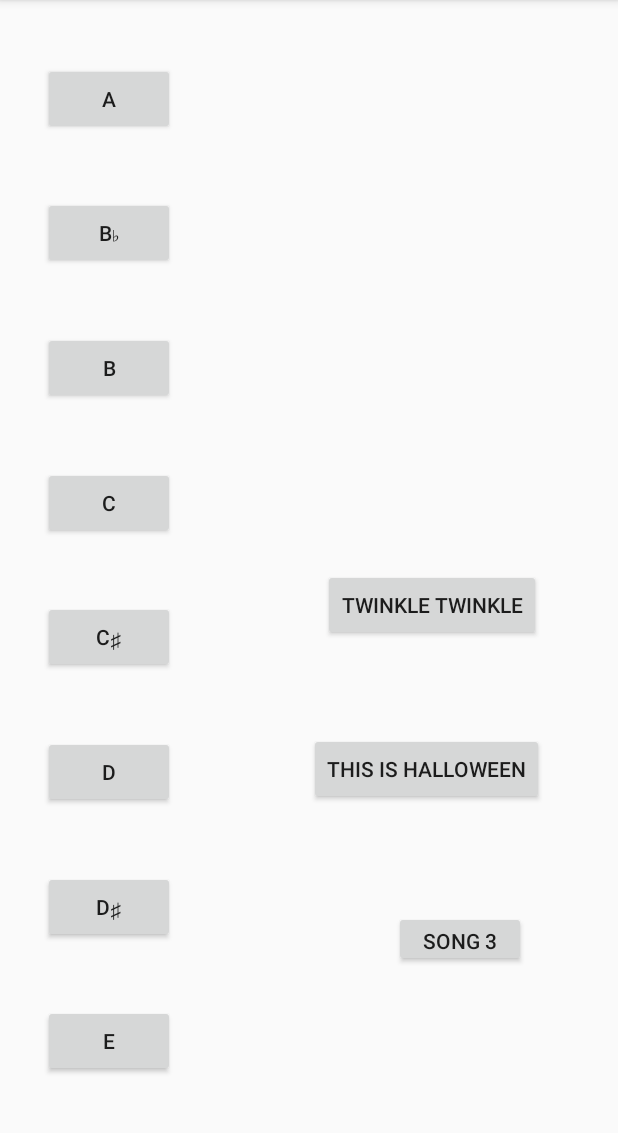
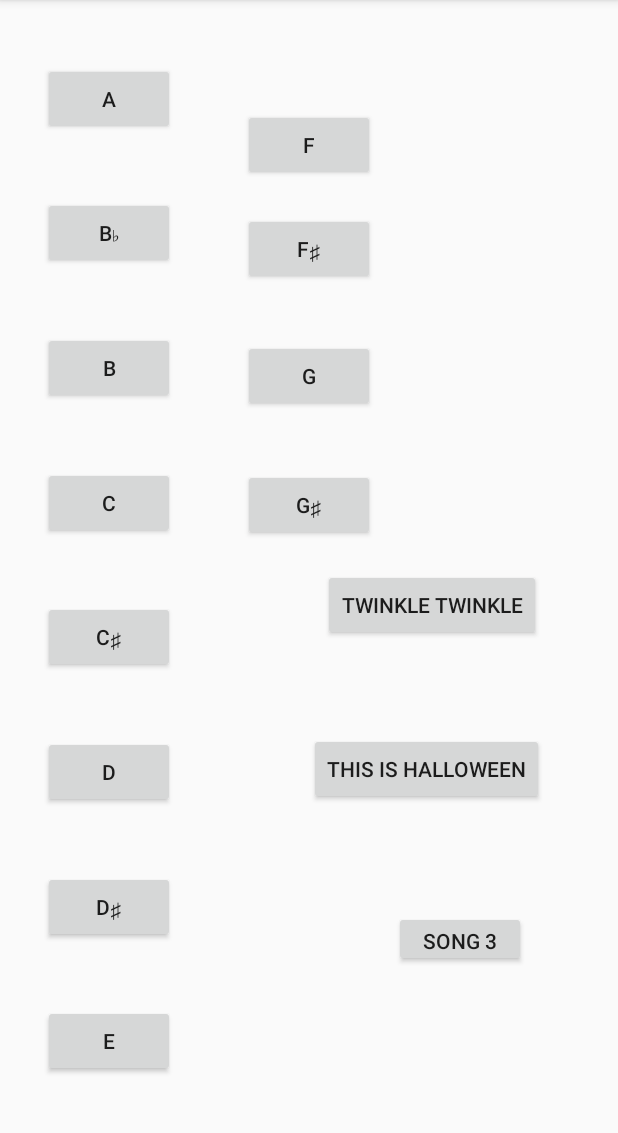
Before and after one commit to katherineanthony/Soundsdeboard, an Android app: the screen it shows after launch (SoundsActivity), after a tap on "TWINKLE TWINKLE", on a phone screen of 412 x 824 dp, the part 84-1217 px from its top. Run offline under Robolectric (Android 15) with nearby library versions, the phone set to English and light mode, and no system bars.

Commit message:
it worked but not really bc idk what made it work but twinkle twinkle on crack was working so i meannnnn

```diff
--- a/app/src/main/java/com/example/SoundBoardActivity/Song.java
+++ b/app/src/main/java/com/example/SoundBoardActivity/Song.java
@@ -5,6 +5,7 @@ import android.media.SoundPool;
 public class Song {
     private int[] notes;
     private int[] delay;
+    private SoundPool soundPool;
 
     public Song(int[] n, int[] delay)
     {
@@ -18,6 +19,13 @@ public class Song {
         return delay[space];
     }
 
+    private void delay(int millisDelay) {
+        try{
+            Thread.sleep(millisDelay);}
+        catch (InterruptedException e){
+            e.printStackTrace();
+        }
+    }
     public int[] getDelay() {
         return delay;
     }
@@ -35,7 +43,13 @@ public class Song {
         return notes[number];
     }
 
-    public void setNotes(int[] notes) {
+    /*
+        public void setNotes(int[] notes) {
         this.notes = notes;
+        }
+        */
+
+    public int play(int space){
+        return notes[space];
     }
 }
--- a/app/src/main/java/com/example/SoundBoardActivity/SoundsActivity.java
+++ b/app/src/main/java/com/example/SoundBoardActivity/SoundsActivity.java
@@ -20,6 +20,15 @@ public class SoundsActivity extends AppCompatActivity implements View.OnClickLis
     private Button buttonA;
     private Button buttonBflat;
     private Button buttonB;
+    private Button buttonC;
+    private Button buttonCsharp;
+    private Button buttonD;
+    private Button buttonDsharp;
+    private Button buttonE;
+    private Button buttonF;
+    private Button buttonFsharp;
+    private Button buttonG;
+    private Button buttonGsharp;
     private Button buttonSong1;
     private Button buttonSong2;
     private Button buttonSong3;
@@ -27,14 +36,20 @@ public class SoundsActivity extends AppCompatActivity implements View.OnClickLis
     private int bNote;
     private int bflatNote;
     private int cNote;
+    private int csharpNote;
     private int dNote;
+    private int dsharpNote;
     private int eNote;
+    private int fNote;
+    private int fsharpNote;
     private int gNote;
+    private int gsharpNote;
     private Song stressInducingSong;
     private SoundPool soundPool;
     private boolean loaded;
     private Map<Integer,Integer> noteMap;
-    int[] notes = new int[] {gNote, gNote, dNote, dNote, eNote, dNote};
+    int[] stressInducingNotes = new int[] {gNote, gNote, dNote, dNote, eNote, dNote};
+    int[] stressInducingDelays = new int[] {1000,1000,1000,1000,1000,2000};
 
 
 
@@ -45,12 +60,10 @@ public class SoundsActivity extends AppCompatActivity implements View.OnClickLis
         wireWidgets();
         loaded = false;
 
-        //stressInducingSong = new Song(new int[] {gNote, gNote,dNote,dNote,eNote,dNote}, new int[] {1000,1000,1000,1000,1000,2000});
-
         loadSoundPool();
-        liamsuckssetListeners();
+        setListeners();
         //int[] notes = new int[] {gNote, gNote, dNote, dNote, eNote, dNote};
-        stressInducingSong = new Song(notes, new int[] {1000,1000,1000,1000,1000,2000});
+        stressInducingSong = new Song(stressInducingNotes, stressInducingDelays);
     }
 
     private void loadSoundPool() {
@@ -59,25 +72,48 @@ public class SoundsActivity extends AppCompatActivity implements View.OnClickLis
         bNote = soundPool.load(this, R.raw.scaleb,1);
         bflatNote = soundPool.load(this, R.raw.scalebb,1);
         cNote = soundPool.load(this, R.raw.scalec,1);
+        csharpNote = soundPool.load(this, R.raw.scalecs,1);
         dNote = soundPool.load(this, R.raw.scaled,1);
+        dsharpNote = soundPool.load(this, R.raw.scaleds,1);
         eNote = soundPool.load(this, R.raw.scalee,1);
+        fNote = soundPool.load(this, R.raw.scalef,1);
+        fsharpNote = soundPool.load(this, R.raw.scalefs,1);
         gNote = soundPool.load(this, R.raw.scaleg,1);
+        gsharpNote = soundPool.load(this, R.raw.scalegs,1);
+        //eNote = soundPool.load(this, R.raw.scalee,1);
         loaded = true;
 
         noteMap = new HashMap<>();
         noteMap.put(buttonA.getId(), aNote);
         noteMap.put(buttonB.getId(), bNote);
-        noteMap.put(buttonBflat.getId(), bNote);
+        noteMap.put(buttonBflat.getId(), bflatNote);
+        noteMap.put(buttonC.getId(), cNote);
+        noteMap.put(buttonCsharp.getId(), csharpNote);
+        noteMap.put(buttonD.getId(), dNote);
+        noteMap.put(buttonDsharp.getId(), dsharpNote);
+        noteMap.put(buttonE.getId(), eNote);
+        noteMap.put(buttonF.getId(), fNote);
+        noteMap.put(buttonFsharp.getId(), fsharpNote);
+        noteMap.put(buttonG.getId(), gNote);
+        noteMap.put(buttonGsharp.getId(), gsharpNote);
 
     }
 
 
-    private void liamsuckssetListeners() {
+    private void setListeners() {
         KeyBoardListener keyBoardListener = new KeyBoardListener();
         buttonA.setOnClickListener(keyBoardListener);
         buttonB.setOnClickListener(keyBoardListener);
         buttonBflat.setOnClickListener(keyBoardListener);
-
+        buttonC.setOnClickListener(keyBoardListener);
+        buttonCsharp.setOnClickListener(keyBoardListener);
+        buttonD.setOnClickListener(keyBoardListener);
+        buttonDsharp.setOnClickListener(keyBoardListener);
+        buttonE.setOnClickListener(keyBoardListener);
+        buttonF.setOnClickListener(keyBoardListener);
+        buttonFsharp.setOnClickListener(keyBoardListener);
+        buttonG.setOnClickListener(keyBoardListener);
+        buttonGsharp.setOnClickListener(keyBoardListener);
         buttonSong1.setOnClickListener(this);
         buttonSong2.setOnClickListener(this);
         buttonSong3.setOnClickListener(this);
@@ -95,6 +131,15 @@ public class SoundsActivity extends AppCompatActivity implements View.OnClickLis
         buttonA=findViewById(R.id.button_main_a);
         buttonB=findViewById(R.id.button_main_b);
         buttonBflat=findViewById(R.id.button_main_bflat);
+        buttonC=findViewById(R.id.button_main_c);
+        buttonCsharp=findViewById(R.id.button_main_csharp);
+        buttonD=findViewById(R.id.button_main_d);
+        buttonDsharp=findViewById(R.id.button_main_dsharp);
+        buttonE=findViewById(R.id.button_main_e);
+        buttonF=findViewById(R.id.button_main_f);
+        buttonFsharp=findViewById(R.id.button_main_fsharp);
+        buttonG=findViewById(R.id.button_main_g);
+        buttonGsharp=findViewById(R.id.button_main_gsharp);
         buttonSong1 = findViewById(R.id.button_main_song1);
         buttonSong2 = findViewById(R.id.button_main_song2);
         buttonSong3 = findViewById(R.id.button_main_song3);
@@ -106,18 +151,20 @@ public class SoundsActivity extends AppCompatActivity implements View.OnClickLis
         switch (view.getId())
         {
             case R.id.button_main_song1: {
-                if(loaded){
-                    for(int n: notes){
-                        soundPool.play(stressInducingSong.getNotes(n), 1,1,1,0,1f);
-                        delay(stressInducingSong.getDelay(n));
-
-                    }
-                break;}}
+                if(loaded) {
+                    for (int s = 0; s < stressInducingSong.getNotes().length; s++){
+                        //delay(50);
+                        soundPool.play(stressInducingSong.play(s), 1, 1, 1, 0, 1f);
+                        delay(stressInducingDelays[s]);}
+                }
+                break;}
             //case R.id.button_main_song2: {
                //if(loaded){
 
-                //}
-            //}
+
+                //stressInducingSong.play();
+                //break;     }
+
             case R.id.button_main_song3: {
                 soundPool.play(bflatNote, 1, 1, 1, 0, 1f);
                 break;}
--- a/app/src/main/res/layout/activity_sounds.xml
+++ b/app/src/main/res/layout/activity_sounds.xml
@@ -15,6 +15,7 @@
         android:text="@string/main_akey"
         app:layout_constraintBottom_toTopOf="@+id/button_main_bflat"
         app:layout_constraintEnd_toEndOf="parent"
+        app:layout_constraintHorizontal_bias="1.0"
         app:layout_constraintStart_toStartOf="parent"
         app:layout_constraintTop_toTopOf="parent" />
 
@@ -27,6 +28,7 @@
         android:text="@string/main_bflat"
         app:layout_constraintBottom_toTopOf="@+id/button_main_b"
         app:layout_constraintEnd_toEndOf="parent"
+        app:layout_constraintHorizontal_bias="1.0"
         app:layout_constraintStart_toStartOf="parent"
         app:layout_constraintTop_toBottomOf="@+id/button_main_a" />
 
@@ -149,4 +151,63 @@
         app:layout_constraintStart_toStartOf="parent"
         app:layout_constraintTop_toBottomOf="@+id/button_main_dsharp" />
 
+    <Button
+        android:id="@+id/button_main_f"
+        android:layout_width="wrap_content"
+        android:layout_height="wrap_content"
+        android:layout_marginStart="8dp"
+        android:layout_marginTop="8dp"
+        android:layout_marginEnd="8dp"
+        android:layout_marginBottom="647dp"
+        android:text="@string/main_fkey"
+        app:layout_constraintBottom_toBottomOf="parent"
+        app:layout_constraintEnd_toEndOf="parent"
+        app:layout_constraintHorizontal_bias="0.501"
+        app:layout_constraintStart_toStartOf="parent"
+        app:layout_constraintTop_toTopOf="parent"
+        app:layout_constraintVertical_bias="1.0" />
+
+    <Button
+        android:id="@+id/button_main_fsharp"
+        android:layout_width="wrap_content"
+        android:layout_height="wrap_content"
+        android:layout_marginStart="8dp"
+        android:layout_marginTop="123dp"
+        android:layout_marginEnd="8dp"
+        android:layout_marginBottom="560dp"
+        android:text="@string/main_fsharpkey"
+        app:layout_constraintBottom_toBottomOf="parent"
+        app:layout_constraintEnd_toEndOf="parent"
+        app:layout_constraintHorizontal_bias="0.501"
+        app:layout_constraintStart_toStartOf="parent"
+        app:layout_constraintTop_toTopOf="parent" />
+
+    <Button
+        android:id="@+id/button_main_g"
+        android:layout_width="wrap_content"
+        android:layout_height="wrap_content"
+        android:layout_marginStart="8dp"
+        android:layout_marginTop="208dp"
+        android:layout_marginEnd="8dp"
+        android:layout_marginBottom="475dp"
+        android:text="@string/main_gkey"
+        app:layout_constraintBottom_toBottomOf="parent"
+        app:layout_constraintEnd_toEndOf="parent"
+        app:layout_constraintStart_toStartOf="parent"
+        app:layout_constraintTop_toTopOf="parent" />
+
+    <Button
+        android:id="@+id/button_main_gsharp"
+        android:layout_width="wrap_content"
+        android:layout_height="wrap_content"
+        android:layout_marginStart="8dp"
+        android:layout_marginTop="294dp"
+        android:layout_marginEnd="8dp"
+        android:layout_marginBottom="389dp"
+        android:text="@string/main_ghsarpkey"
+        app:layout_constraintBottom_toBottomOf="parent"
+        app:layout_constraintEnd_toEndOf="parent"
+        app:layout_constraintStart_toStartOf="parent"
+        app:layout_constraintTop_toTopOf="parent" />
+
 </androidx.constraintlayout.widget.ConstraintLayout>
```
